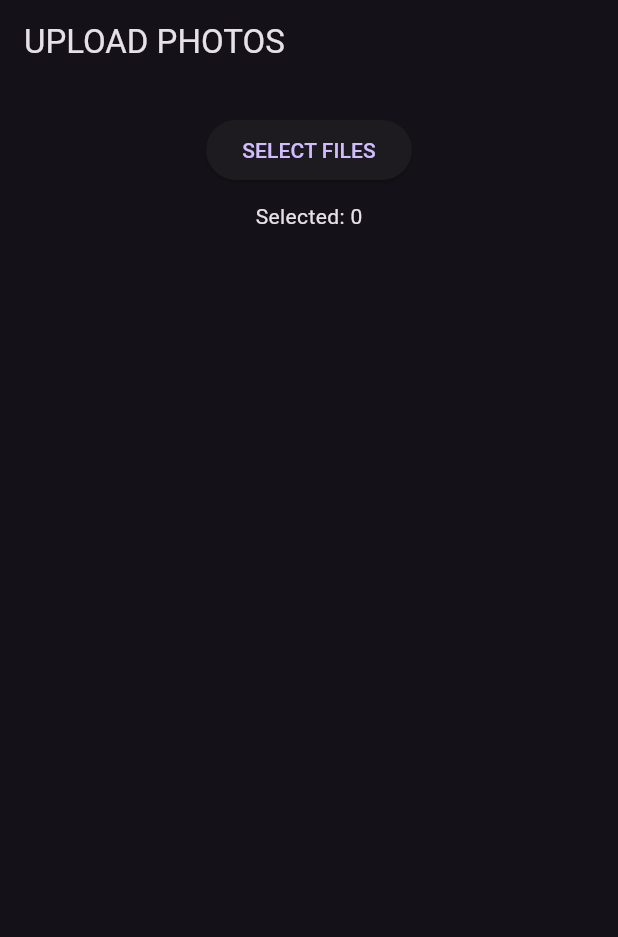
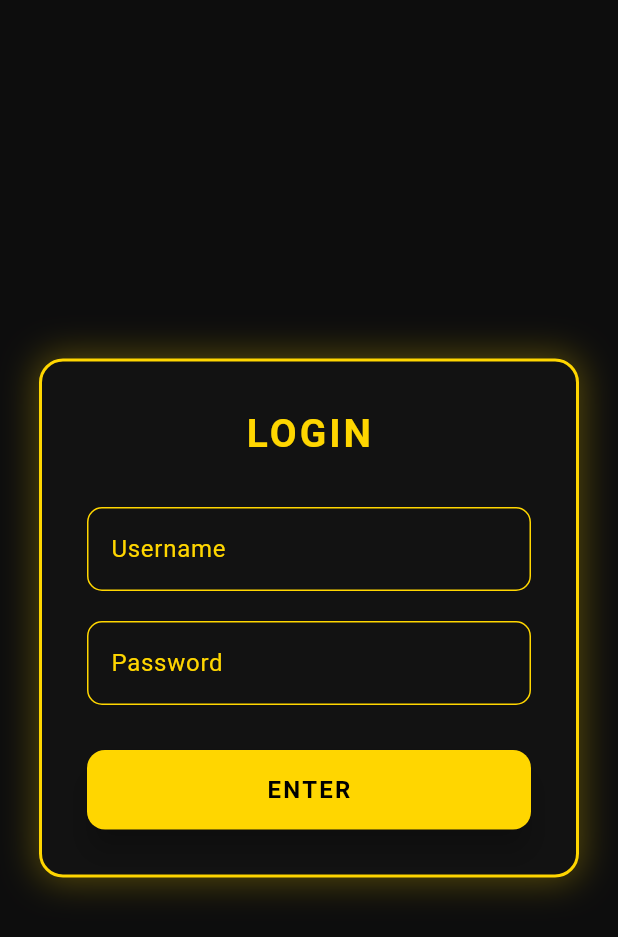
Before and after one commit to santhosh-perpendicular/phtoo, a Flutter app: the screen it shows after launch, on a phone screen of 412 x 824 dp. Shown: the top 937 px of the screen. Run offline on Flutter 3.47's test engine with Material 3 defaults, Android fonts, the phone set to English and light mode, and no system bars; our stand-ins replace file_picker, image_picker.

Commit message:
Sample UI

```diff
--- a/frontend/lib/main.dart
+++ b/frontend/lib/main.dart
@@ -1,6 +1,4 @@
 import 'dart:io';
-import 'dart:convert';
-import 'package:flutter/foundation.dart';
 import 'package:flutter/material.dart';
 import 'package:image_picker/image_picker.dart';
 import 'package:file_picker/file_picker.dart';
@@ -10,6 +8,8 @@ void main() {
   runApp(const PhotoSelectorApp());
 }
 
+/* ------------------- APP ------------------- */
+
 class PhotoSelectorApp extends StatelessWidget {
   const PhotoSelectorApp({super.key});
 
@@ -17,13 +17,163 @@ class PhotoSelectorApp extends StatelessWidget {
   Widget build(BuildContext context) {
     return MaterialApp(
       debugShowCheckedModeBanner: false,
-      theme: ThemeData.dark(),
-      home: const UploadScreen(),
+      title: "PhotoSelector",
+      theme: ThemeData(
+        brightness: Brightness.dark,
+        scaffoldBackgroundColor: const Color(0xFF0D0D0D),
+        primaryColor: const Color(0xFFFFD600),
+        appBarTheme: const AppBarTheme(
+          backgroundColor: Color(0xFF0D0D0D),
+          centerTitle: true,
+          titleTextStyle: TextStyle(
+            color: Color(0xFFFFD600),
+            fontSize: 20,
+            fontWeight: FontWeight.bold,
+          ),
+        ),
+        elevatedButtonTheme: ElevatedButtonThemeData(
+          style: ElevatedButton.styleFrom(
+            backgroundColor: const Color(0xFFFFD600),
+            foregroundColor: Colors.black,
+          ),
+        ),
+      ),
+      home: const LoginScreen(),
     );
   }
 }
 
-/* ================= UPLOAD SCREEN ================= */
+/* ------------------- LOGIN SCREEN ------------------- */
+
+class LoginScreen extends StatefulWidget {
+  const LoginScreen({super.key});
+
+  @override
+  State<LoginScreen> createState() => _LoginScreenState();
+}
+
+class _LoginScreenState extends State<LoginScreen> {
+  final TextEditingController usernameController = TextEditingController();
+  final TextEditingController passwordController = TextEditingController();
+
+  @override
+  Widget build(BuildContext context) {
+    return Scaffold(
+      backgroundColor: const Color(0xFF0D0D0D),
+      body: Center(
+        child: Container(
+          width: 360,
+          padding: const EdgeInsets.all(30),
+          decoration: BoxDecoration(
+            color: const Color(0xFF121212),
+            borderRadius: BorderRadius.circular(16),
+            border: Border.all(
+              color: const Color(0xFFFFD600),
+              width: 2,
+            ),
+            boxShadow: [
+              BoxShadow(
+                color: const Color(0xFFFFD600).withOpacity(0.3),
+                blurRadius: 20,
+                spreadRadius: 2,
+              )
+            ],
+          ),
+          child: Column(
+            mainAxisSize: MainAxisSize.min,
+            children: [
+              const Text(
+                "LOGIN",
+                style: TextStyle(
+                  color: Color(0xFFFFD600),
+                  fontSize: 26,
+                  fontWeight: FontWeight.bold,
+                  letterSpacing: 2,
+                ),
+              ),
+              const SizedBox(height: 30),
+
+              // Username
+              TextField(
+                controller: usernameController,
+                style: const TextStyle(color: Colors.white),
+                decoration: InputDecoration(
+                  labelText: "Username",
+                  labelStyle: const TextStyle(color: Color(0xFFFFD600)),
+                  enabledBorder: OutlineInputBorder(
+                    borderSide: const BorderSide(color: Color(0xFFFFD600)),
+                    borderRadius: BorderRadius.circular(10),
+                  ),
+                  focusedBorder: OutlineInputBorder(
+                    borderSide: const BorderSide(color: Color(0xFFFFD600), width: 2),
+                    borderRadius: BorderRadius.circular(10),
+                  ),
+                ),
+              ),
+
+              const SizedBox(height: 20),
+
+              // Password
+              TextField(
+                controller: passwordController,
+                obscureText: true,
+                style: const TextStyle(color: Colors.white),
+                decoration: InputDecoration(
+                  labelText: "Password",
+                  labelStyle: const TextStyle(color: Color(0xFFFFD600)),
+                  enabledBorder: OutlineInputBorder(
+                    borderSide: const BorderSide(color: Color(0xFFFFD600)),
+                    borderRadius: BorderRadius.circular(10),
+                  ),
+                  focusedBorder: OutlineInputBorder(
+                    borderSide: const BorderSide(color: Color(0xFFFFD600), width: 2),
+                    borderRadius: BorderRadius.circular(10),
+                  ),
+                ),
+              ),
+
+              const SizedBox(height: 30),
+
+              // Button
+              SizedBox(
+                width: double.infinity,
+                child: ElevatedButton(
+                  style: ElevatedButton.styleFrom(
+                    backgroundColor: const Color(0xFFFFD600),
+                    foregroundColor: Colors.black,
+                    padding: const EdgeInsets.symmetric(vertical: 15),
+                    shape: RoundedRectangleBorder(
+                      borderRadius: BorderRadius.circular(12),
+                    ),
+                    elevation: 8,
+                  ),
+                  onPressed: () {
+                    Navigator.pushReplacement(
+                      context,
+                      MaterialPageRoute(
+                        builder: (_) => const UploadScreen(),
+                      ),
+                    );
+                  },
+                  child: const Text(
+                    "ENTER",
+                    style: TextStyle(
+                      fontSize: 16,
+                      fontWeight: FontWeight.bold,
+                      letterSpacing: 1.5,
+                    ),
+                  ),
+                ),
+              ),
+            ],
+          ),
+        ),
+      ),
+    );
+  }
+}
+
+/* ------------------- UPLOAD SCREEN ------------------- */
 
 class UploadScreen extends StatefulWidget {
   const UploadScreen({super.key});
@@ -38,12 +188,13 @@ class _UploadScreenState extends State<UploadScreen> {
 
   Future<void> pickImages() async {
     try {
-      if (kIsWeb) {
+      if (Platform.isAndroid || Platform.isIOS) {
         final images = await _picker.pickMultiImage();
-        setState(() => selectedImages = images);
-      } else if (Platform.isAndroid || Platform.isIOS) {
-        final images = await _picker.pickMultiImage();
-        setState(() => selectedImages = images);
+        if (images != null) {
+          setState(() {
+            selectedImages = images;
+          });
+        }
       } else {
         final result = await FilePicker.platform.pickFiles(
           type: FileType.image,
@@ -60,7 +211,7 @@ class _UploadScreenState extends State<UploadScreen> {
         }
       }
     } catch (e) {
-      debugPrint("Pick error: $e");
+      debugPrint("Image pick error: $e");
     }
   }
 
@@ -87,41 +238,30 @@ class _UploadScreenState extends State<UploadScreen> {
             child: const Text("SELECT FILES"),
           ),
           const SizedBox(height: 10),
-          Text("Selected: ${selectedImages.length}"),
+          Text(
+            "FILES SELECTED: ${selectedImages.length}",
+            style: const TextStyle(color: Color(0xFFFFD600)),
+          ),
           const SizedBox(height: 10),
           Expanded(
             child: GridView.builder(
               padding: const EdgeInsets.all(10),
-              gridDelegate:
-                  const SliverGridDelegateWithFixedCrossAxisCount(
+              gridDelegate: const SliverGridDelegateWithFixedCrossAxisCount(
                 crossAxisCount: 3,
                 crossAxisSpacing: 6,
                 mainAxisSpacing: 6,
               ),
               itemCount: selectedImages.length,
               itemBuilder: (context, index) {
-                final image = selectedImages[index];
-
-                if (kIsWeb) {
-                  return FutureBuilder(
-                    future: image.readAsBytes(),
-                    builder: (context, snapshot) {
-                      if (snapshot.hasData) {
-                        return Image.memory(
-                          snapshot.data!,
-                          fit: BoxFit.cover,
-                        );
-                      }
-                      return const Center(
-                          child: CircularProgressIndicator());
-                    },
-                  );
-                } else {
-                  return Image.file(
-                    File(image.path),
+                return Container(
+                  decoration: BoxDecoration(
+                    border: Border.all(color: const Color(0xFFFFD600)),
+                  ),
+                  child: Image.file(
+                    File(selectedImages[index].path),
                     fit: BoxFit.cover,
-                  );
-                }
+                  ),
+                );
               },
             ),
           ),
@@ -130,7 +270,7 @@ class _UploadScreenState extends State<UploadScreen> {
               padding: const EdgeInsets.all(12),
               child: ElevatedButton(
                 onPressed: goToProcessing,
-                child: const Text("UPLOAD & RANK"),
+                child: const Text("UPLOAD & ANALYZE"),
               ),
             ),
         ],
@@ -139,11 +279,10 @@ class _UploadScreenState extends State<UploadScreen> {
   }
 }
 
-/* ================= PROCESSING SCREEN ================= */
+/* ------------------- PROCESSING SCREEN ------------------- */
 
 class ProcessingScreen extends StatefulWidget {
   final List<XFile> images;
-
   const ProcessingScreen({super.key, required this.images});
 
   @override
@@ -166,44 +305,29 @@ class _ProcessingScreenState extends State<ProcessingScreen> {
 
       for (var img in widget.images) {
         request.files.add(
-          await http.MultipartFile.fromPath(
-            'files',
-            img.path,
-          ),
+          await http.MultipartFile.fromPath('files', img.path),
         );
       }
 
-      var streamed = await request.send();
-      var response = await http.Response.fromStream(streamed);
+      var response = await request.send();
 
       if (!mounted) return;
 
       if (response.statusCode == 200) {
-        final decoded = jsonDecode(response.body);
-        final List results = decoded['results'];
-
-        // Sort by score (highest first)
-        results.sort((a, b) =>
-            (b['score'] as num).compareTo(a['score'] as num));
-
-        Navigator.pushReplacement(
-          context,
-          MaterialPageRoute(
-            builder: (_) => ResultScreen(results: results),
-          ),
+        Navigator.pop(context);
+        ScaffoldMessenger.of(context).showSnackBar(
+          const SnackBar(content: Text("Upload Successful")),
         );
       } else {
-        showError("Server Error ${response.statusCode}");
+        showError("Server Error: ${response.statusCode}");
       }
     } catch (e) {
-      showError("Upload Failed: $e");
+      showError("Connection Failed");
     }
   }
 
   String getBaseUrl() {
-    if (kIsWeb) {
-      return 'http://localhost:8000/upload-images';
-    } else if (Platform.isAndroid) {
+    if (Platform.isAndroid) {
       return 'http://10.0.2.2:8000/upload-images';
     } else {
       return 'http://localhost:8000/upload-images';
@@ -212,43 +336,16 @@ class _ProcessingScreenState extends State<ProcessingScreen> {
 
   void showError(String message) {
     Navigator.pop(context);
-    ScaffoldMessenger.of(context)
-        .showSnackBar(SnackBar(content: Text(message)));
+    ScaffoldMessenger.of(context).showSnackBar(
+      SnackBar(content: Text(message)),
+    );
   }
 
   @override
   Widget build(BuildContext context) {
     return const Scaffold(
-      body: Center(child: CircularProgressIndicator()),
-    );
-  }
-}
-
-/* ================= RESULT SCREEN ================= */
-
-class ResultScreen extends StatelessWidget {
-  final List results;
-
-  const ResultScreen({super.key, required this.results});
-
-  @override
-  Widget build(BuildContext context) {
-    return Scaffold(
-      appBar: AppBar(title: const Text("RANKED PHOTOS")),
-      body: ListView.builder(
-        itemCount: results.length,
-        itemBuilder: (context, index) {
-          final item = results[index];
-
-          return ListTile(
-            leading: CircleAvatar(
-              child: Text("#${index + 1}"),
-            ),
-            title: Text(item['filename']),
-            subtitle:
-                Text("Score: ${item['score'].toStringAsFixed(2)}"),
-          );
-        },
+      body: Center(
+        child: CircularProgressIndicator(),
       ),
     );
   }
```
